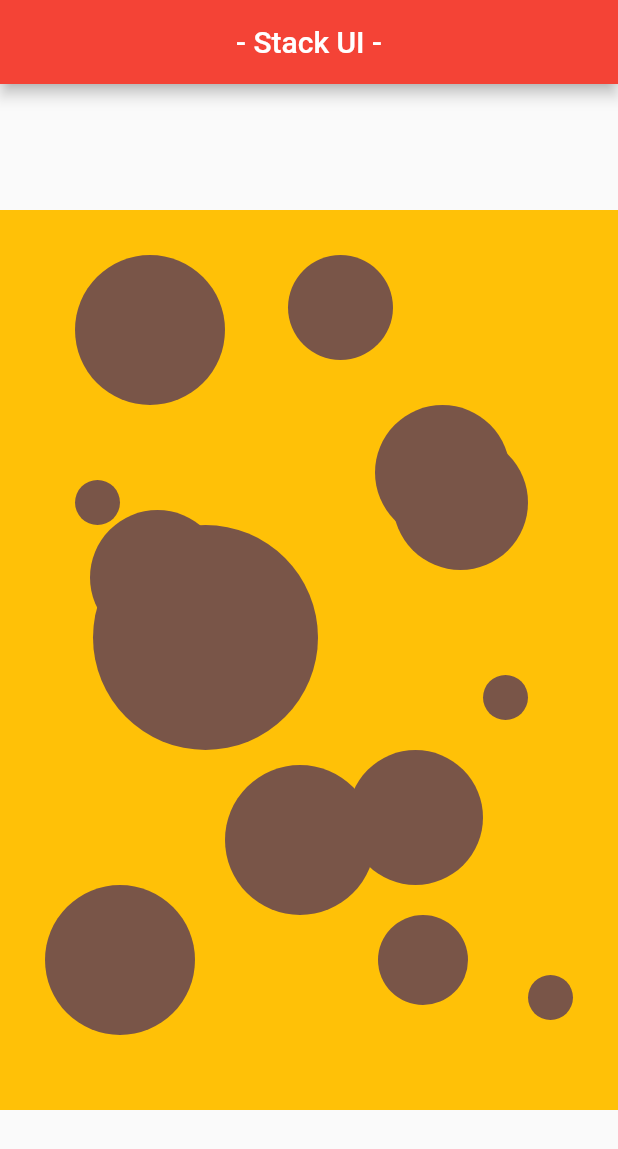
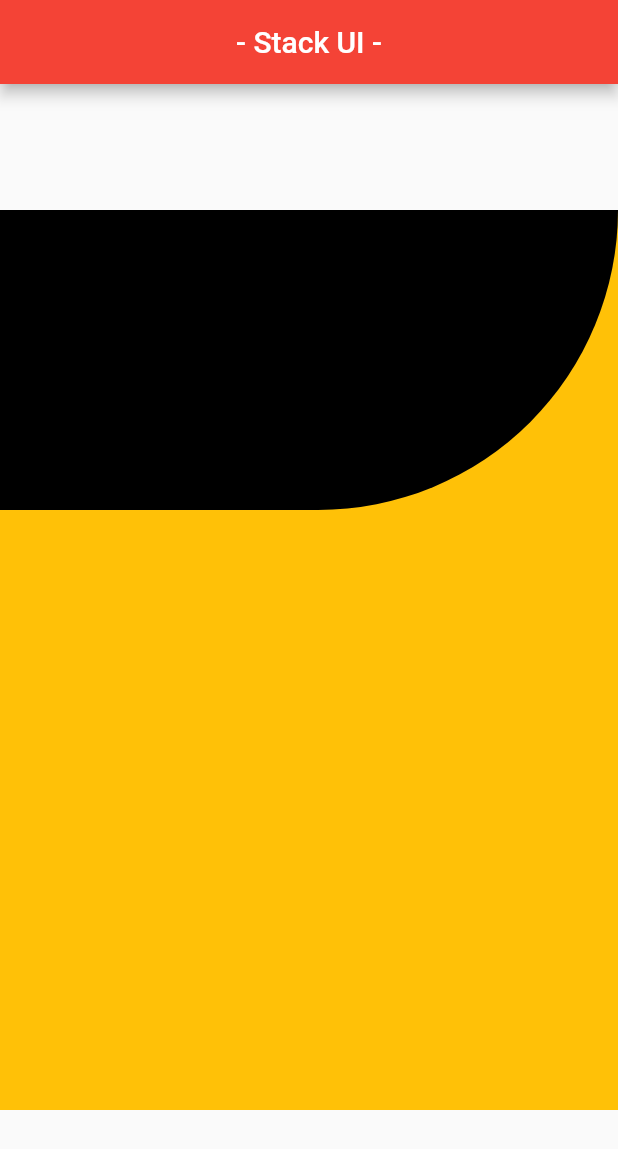
Before and after one commit to zahangiralamjp/flutter_ui_page, a Flutter app: the screen it shows after launch, on a phone screen of 412 x 824 dp. Shown: the top 1149 px of the screen. Run offline on Flutter 3.47's test engine with Material 2 defaults, Android fonts, the phone set to English and light mode, and no system bars.

Commit message:
BorderRadius Radius.circular

```diff
--- a/lib/main.dart
+++ b/lib/main.dart
@@ -30,152 +30,18 @@ class FluterUI extends StatelessWidget {
                   width: 500,
                   height: 600,
                   color: Colors.amber,
-/////////// Positioned Stack Multi-Container BorderRadius.circular //////////////////////////////
+/////////// BorderRadius Radius.circular //////////////////////////////
                   child: Stack(
                     children: [
-                      Positioned(
-                          left: 50,
-                          top: 30,
-                          child: Container(
-                            width: 100,
-                            height: 100,
-                            decoration: BoxDecoration(
-                              color: Colors.brown,
-                              borderRadius: BorderRadius.circular(50),
-                            ),
-                          )),
-                      Positioned(
-                          left: 50,
-                          top: 180,
-                          child: Container(
-                            width: 30,
-                            height: 30,
-                            decoration: BoxDecoration(
-                              color: Colors.brown,
-                              borderRadius: BorderRadius.circular(50),
-                            ),
-                          )),
-                      Positioned(
-                          right: 150,
-                          top: 30,
-                          child: Container(
-                            width: 70,
-                            height: 70,
-                            decoration: BoxDecoration(
-                              color: Colors.brown,
-                              borderRadius: BorderRadius.circular(50),
-                            ),
-                          )),
-                      Positioned(
-                          left: 150,
-                          bottom: 130,
-                          child: Container(
-                            width: 100,
-                            height: 100,
-                            decoration: BoxDecoration(
-                              color: Colors.brown,
-                              borderRadius: BorderRadius.circular(50),
-                            ),
-                          )),
-                      Positioned(
-                          left: 250,
-                          top: 130,
-                          child: Container(
-                            width: 90,
-                            height: 90,
-                            decoration: BoxDecoration(
-                              color: Colors.brown,
-                              borderRadius: BorderRadius.circular(50),
-                            ),
-                          )),
-                      Positioned(
-                          left: 60,
-                          top: 200,
-                          child: Container(
-                            width: 90,
-                            height: 90,
-                            decoration: BoxDecoration(
-                              color: Colors.brown,
-                              borderRadius: BorderRadius.circular(50),
-                            ),
-                          )),
-                      Positioned(
-                          right: 200,
-                          bottom: 240,
-                          child: Container(
-                            width: 150,
-                            height: 150,
-                            decoration: BoxDecoration(
-                              color: Colors.brown,
-                              borderRadius: BorderRadius.circular(90),
-                            ),
-                          )),
-                      Positioned(
-                          bottom: 50,
-                          left: 30,
-                          child: Container(
-                            width: 100,
-                            height: 100,
-                            decoration: BoxDecoration(
-                              color: Colors.brown,
-                              borderRadius: BorderRadius.circular(50),
-                            ),
-                          )),
-                      Positioned(
-                          bottom: 60,
-                          right: 30,
-                          child: Container(
-                            width: 30,
-                            height: 30,
-                            decoration: BoxDecoration(
-                              color: Colors.brown,
-                              borderRadius: BorderRadius.circular(50),
-                            ),
-                          )),
-                      Positioned(
-                          bottom: 70,
-                          right: 100,
-                          child: Container(
-                            width: 60,
-                            height: 60,
-                            decoration: BoxDecoration(
-                              color: Colors.brown,
-                              borderRadius: BorderRadius.circular(50),
-                            ),
-                          )),
-                      Positioned(
-                          bottom: 150,
-                          right: 90,
-                          child: Container(
-                            width: 90,
-                            height: 90,
-                            decoration: BoxDecoration(
-                              color: Colors.brown,
-                              borderRadius: BorderRadius.circular(50),
-                            ),
-                          )),
-                      Positioned(
-                          bottom: 260,
-                          right: 60,
-                          child: Container(
-                            width: 30,
-                            height: 30,
-                            decoration: BoxDecoration(
-                              color: Colors.brown,
-                              borderRadius: BorderRadius.circular(50),
-                            ),
-                          )),
-                      Positioned(
-                          top: 150,
-                          right: 60,
-                          child: Container(
-                            width: 90,
-                            height: 90,
-                            decoration: BoxDecoration(
-                              color: Colors.brown,
-                              borderRadius: BorderRadius.circular(50),
-                            ),
-                          )),
+                      Container(
+                        height: 200,
+                        decoration: BoxDecoration(
+                          color: Colors.black,
+                          borderRadius: BorderRadius.only(
+                            bottomRight: Radius.circular(200),
+                          ),
+                        ),
+                      ),
                     ],
                   ),
                 ),
```
